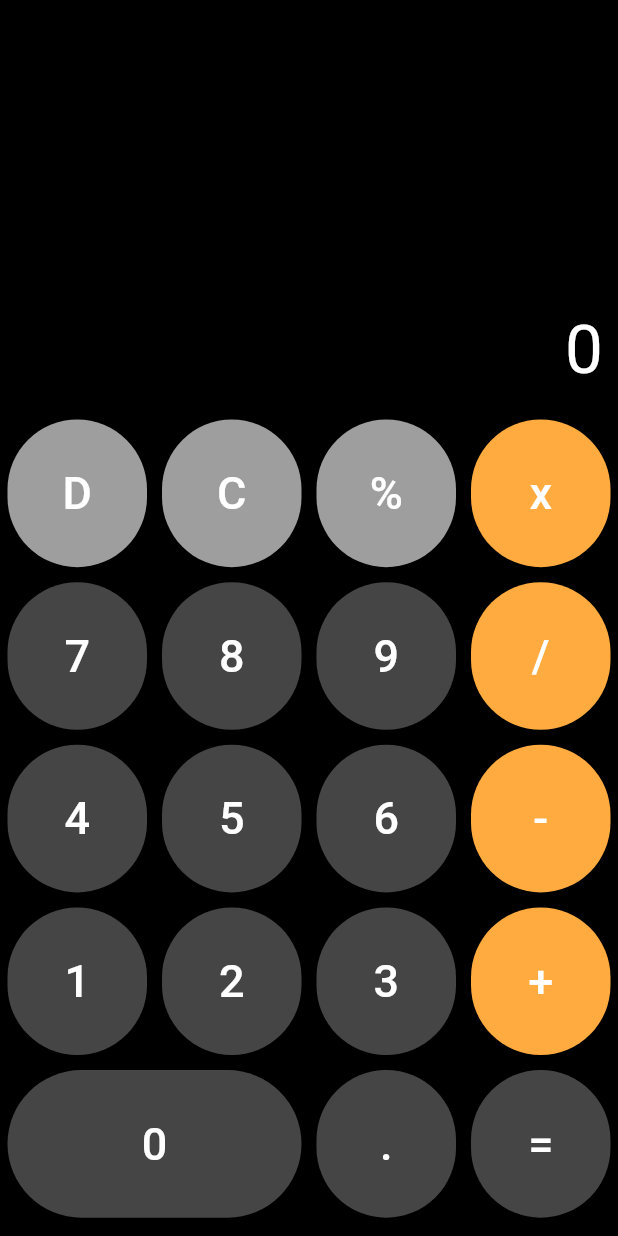
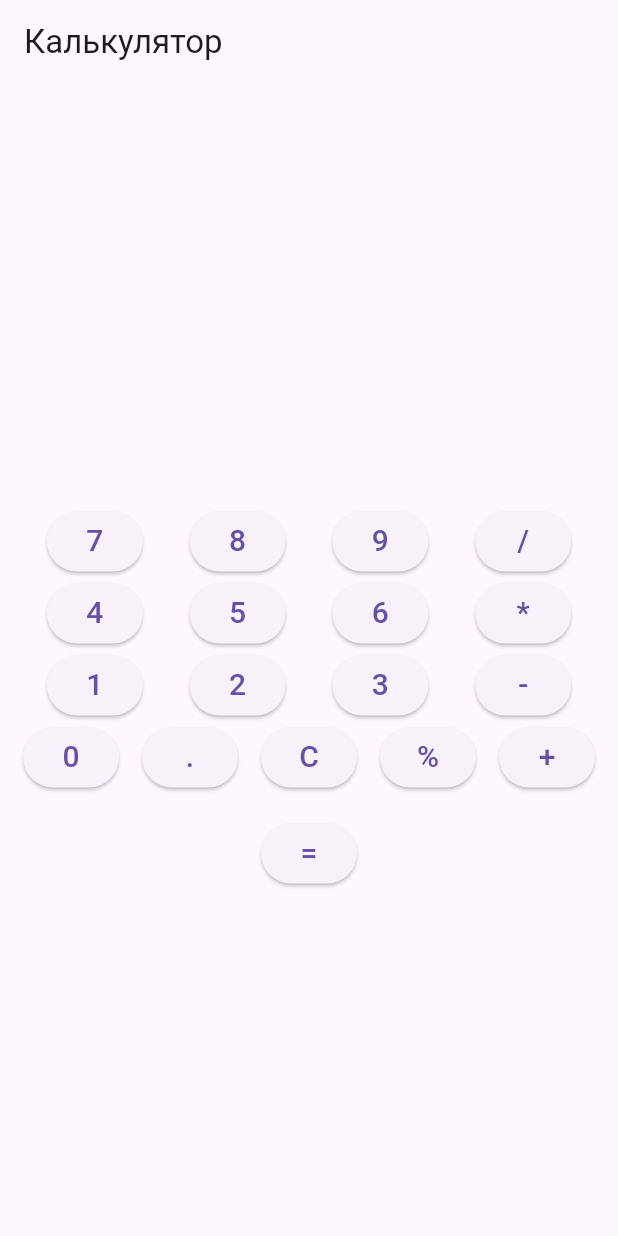
Before and after one commit to RazdykovAlisher/calca, a Flutter app: the screen it shows after launch, on a phone screen of 412 x 824 dp. Run offline on Flutter 3.47's test engine with Material 3 defaults, Android fonts, the phone set to English and light mode, and no system bars; our stand-ins replace math_expressions.

Commit message:
first commit

```diff
--- a/lib/main.dart
+++ b/lib/main.dart
@@ -1,235 +1,134 @@
 import 'package:flutter/material.dart';
-import 'package:flutter_application_2/button.dart';
+import 'package:math_expressions/math_expressions.dart';
 
-void main() => runApp(MyApp());
+void main() {
+  runApp(CalculatorApp());
+}
 
-class MyApp extends StatelessWidget {
-  const MyApp({super.key});
-
+class CalculatorApp extends StatelessWidget {
   @override
   Widget build(BuildContext context) {
     return MaterialApp(
-      debugShowCheckedModeBanner: false,
-      home: calca(),
+      home: CalculatorScreen(),
     );
   }
 }
 
-class calca extends StatefulWidget {
-  const calca({super.key});
+class CalculatorScreen extends StatefulWidget {
+  @override
+  _CalculatorScreenState createState() => _CalculatorScreenState();
+}
+
+class _CalculatorScreenState extends State<CalculatorScreen> {
+  String _input = '';
 
   @override
-  State<calca> createState() => _calcaState();
-}
-
-class _calcaState extends State<calca> {
-  String number1 = '';
-  String operand = '';
-  String number2 = '';
-  @override
   Widget build(BuildContext context) {
-    final screenSize = MediaQuery.of(context).size;
     return Scaffold(
-        backgroundColor: Colors.black,
-        body: SafeArea(
-            bottom: false,
-            top: false,
-            child: Column(
-              children: [
-                Expanded(
-                    child: SingleChildScrollView(
-                  reverse: true,
-                  child: Container(
-                    alignment: Alignment.bottomRight,
-                    child: Text('$pastResolution',
-                        style: TextStyle(
-                            color: const Color.fromARGB(255, 185, 185, 185),
-                            fontSize: 30)),
+      appBar: AppBar(
+        title: Text('Калькулятор'),
       ),
-                )),
-                Expanded(
-                  child: SingleChildScrollView(
-                    reverse: true,
-                    child: Padding(
-                      padding: const EdgeInsets.all(10.0),
-                      child: Container(
-                        alignment: Alignment.bottomRight,
+      body: Column(
+        mainAxisAlignment: MainAxisAlignment.center,
+        children: <Widget>[
+          Text(
+            _input,
+            style: TextStyle(fontSize: 24),
+          ),
+          SizedBox(height: 16),
+          Row(
+            mainAxisAlignment: MainAxisAlignment.spaceEvenly,
+            children: <Widget>[
+              _buildButton('7'),
+              _buildButton('8'),
+              _buildButton('9'),
+              _buildButton('/'),
+            ],
+          ),
+          Row(
+            mainAxisAlignment: MainAxisAlignment.spaceEvenly,
+            children: <Widget>[
+              _buildButton('4'),
+              _buildButton('5'),
+              _buildButton('6'),
+              _buildButton('*'),
+            ],
+          ),
+          Row(
+            mainAxisAlignment: MainAxisAlignment.spaceEvenly,
+            children: <Widget>[
+              _buildButton('1'),
+              _buildButton('2'),
+              _buildButton('3'),
+              _buildButton('-'),
+            ],
+          ),
+          Row(
+            mainAxisAlignment: MainAxisAlignment.spaceEvenly,
+            children: <Widget>[
+              _buildButton('0'),
+              _buildButton('.'),
+              _buildButton('C'),
+              _buildButton('%'),
+              _buildButton('+'),
+            ],
+          ),
+          SizedBox(height: 16),
+          ElevatedButton(
+            onPressed: () {
+              setState(() {
+                _input = _evaluateExpression();
+              });
+            },
             child: Text(
-                          '$number1$operand$number2'.isEmpty
-                              ? '0'
-                              : '$number1$operand$number2',
-                          style: TextStyle(fontSize: 45, color: Colors.white),
+              '=',
+              style: TextStyle(fontSize: 20),
             ),
           ),
-                    ),
-                  ),
-                ),
-                Expanded(
-                    flex: 4,
-                    child: Wrap(
-                      children: Btn.buttonValues
-                          .map((value) => SizedBox(
-                              width: value == Btn.n0
-                                  ? screenSize.width / 2
-                                  : screenSize.width / 4,
-                              height: screenSize.height / 7.6,
-                              child: buttonT(value)))
-                          .toList(),
-                    ))
         ],
-            )));
-  }
-
-  String pastResolution = '';
-
-
-
-  Widget buttonT(value) {
-    return Padding(
-      padding: const EdgeInsets.all(5.0),
-      child: ElevatedButton(
-        style: ElevatedButton.styleFrom(
-            backgroundColor: [Btn.del, Btn.clr, Btn.per].contains(value)
-                ? Colors.grey
-                : [Btn.add, Btn.divide, Btn.minus, Btn.multiply].contains(value)
-                    ? Colors.orangeAccent
-                    : const Color.fromARGB(255, 69, 69, 69),
-            shape: RoundedRectangleBorder(
-                borderRadius: BorderRadius.circular(100))),
-        child: Center(
-            child: Text(
-          value,
-          style: TextStyle(color: Colors.white, fontSize: 30),
-        )),
-        onPressed: () => {onPressedButton(value)},
       ),
     );
   }
 
-
-  void onPressedButton(String value) {
-    if (value == Btn.del) {
-      delete();
-      return;
+  Widget _buildButton(String text) {
+    return ElevatedButton(
+      onPressed: () {
+        _onButtonPressed(text);
+      },
+      child: Text(
+        text,
+        style: TextStyle(fontSize: 20),
+      ),
+    );
   }
 
-    if (value == Btn.clr) {
-      clear();
-      return;
+  void _onButtonPressed(String text) {
+    setState(() {
+      if (text == 'C') {
+        _input = '';
+      } else if (text == '=') {
+        _input = _evaluateExpression();
+      } else {
+        _input += text;
       }
-    if (value == Btn.per) {
-      percentage();
-      return;
+    });
   }
 
-    if (value == Btn.calculate) {
-      equality();
-      return;
+  String _evaluateExpression() {
+    try {
+      Parser p = Parser();
+      Expression exp = p.parse(_input);
+      ContextModel cm = ContextModel();
+      double result = exp.evaluate(EvaluationType.REAL, cm);
+
+      // Проверка на целое число без остатка
+      if (result % 1 == 0) {
+        return result.toInt().toString();
+      } else {
+        return result.toString();
       }
-    appending(value);
-  }
-
-//calculate
-
-  void equality() {
-    if (number1.isEmpty || number2.isEmpty || operand.isEmpty) {
-      return;
-    } else if (operand.isNotEmpty && number2.isNotEmpty) {
-      double num1 = double.parse(number1);
-      double num2 = double.parse(number2);
-      double result = 0.0;
-      switch (operand) {
-        case Btn.add:
-          result = num1 + num2;
-          break;
-        case Btn.minus:
-          result = num1 - num2;
-          break;
-        case Btn.multiply:
-          result = num1 * num2;
-          break;
-        case Btn.divide:
-          result = num1 / num2;
-          break;
-        default:
-      }
-
-      pastResolution = '$num1 $operand $num2';
-      setState(() {
-        if (number1.endsWith('.0')) {
-          number1 = number1.substring(0, number1.length - 2);
-        }
-        number1 = '$result';
-        operand = '';
-        number2 = '';
-      });
+    } catch (e) {
+      return 'Error';
     }
   }
-
-//percantage
-  void percentage() {
-    if (number1.isNotEmpty && operand.isNotEmpty && number2.isNotEmpty) {
-      equality();
-      return; //jwidwidiwd
 }
-
-    if (operand.isNotEmpty) {
-      return;
-    }
-    final number = double.parse(number1);
-
-    setState(() {
-      number1 = '${(number / 100)}';
-    });
-  }
-//clear
-
-  void clear() {
-    number1 = '';
-    operand = '';
-    number2 = '';
-    pastResolution = '';
-    setState(() {});
-  }
-
-  ///claclulation
-
-  ///delete
-  void delete() {
-    if (number1.isNotEmpty && operand.isEmpty) {
-      number1 = number1.substring(0, number1.length - 1);
-    } else if (number2.isNotEmpty && operand.isNotEmpty) {
-      number2 = number2.substring(0, number2.length - 1);
-    } else if (number1.isNotEmpty && operand.isNotEmpty && number2.isEmpty) {
-      operand = '';
-    }
-    setState(() {});
-  }
-
-//appending
-  void appending(String value) {
-    if (value != Btn.dot && int.tryParse(value) == null) {
-      operand = value;
-      if (operand.isNotEmpty && number2.isNotEmpty) {
-        equality();
-      }
-    } else if (number1.isEmpty || operand.isEmpty) {
-      if (value == Btn.dot && number1.contains(Btn.dot)) {
-        return;
-      }
-      if (value == Btn.dot && number1.isEmpty || number1 == Btn.dot) {
-        value = '0.';
-      }
-      number1 += value;
-    } else if (number2.isEmpty || operand.isNotEmpty) {
-      if (value == Btn.dot && number2.contains(Btn.dot)) {
-        return;
-      }
-      if (value == Btn.dot && number2.isEmpty || number2 == Btn.dot) {
-        value = '0.';
-      }
-      number2 += value;
-    }
-    setState(() {});
-  }
-}
--- a/pubspec.yaml
+++ b/pubspec.yaml
@@ -1,4 +1,4 @@
-name: flutter_application_2
+name: calculator
 description: A new Flutter project.
 # The following line prevents the package from being accidentally published to
 # pub.dev using `flutter pub publish`. This is preferred for private packages.
@@ -30,6 +30,8 @@ environment:
 dependencies:
   flutter:
     sdk: flutter
+  math_expressions: ^2.0.0
+
 
 
   # The following adds the Cupertino Icons font to your application.
```
Also changed, not shown: 22 other files. Lines whose indentation alone changed are shown as unchanged.
